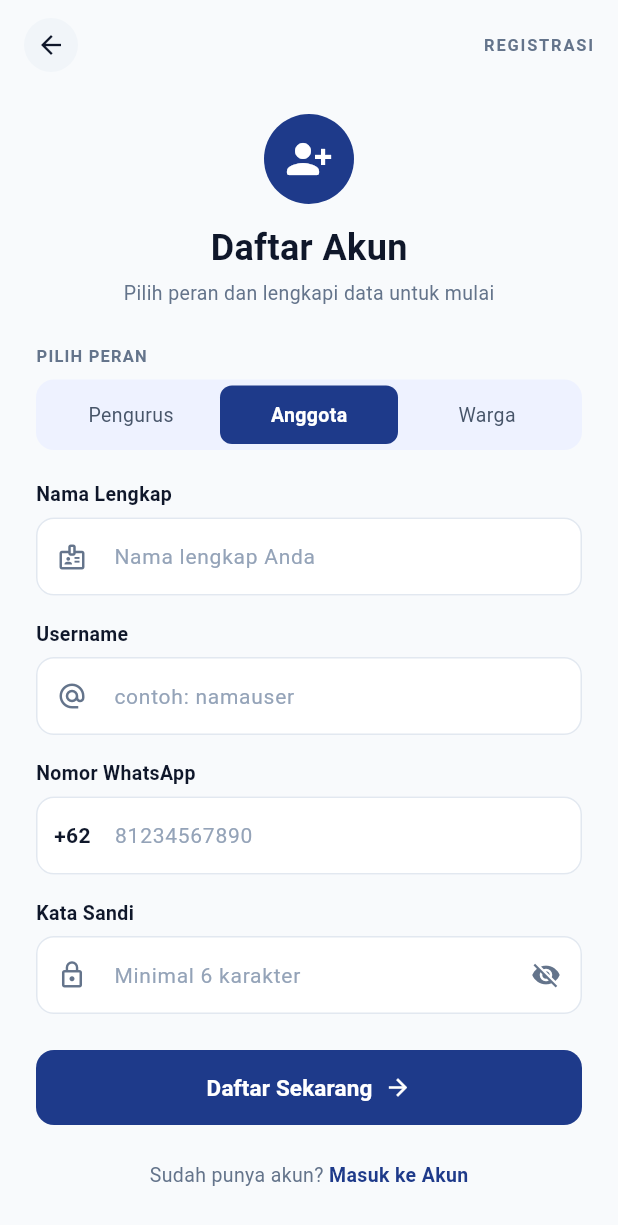
After one commit to kelompok4-KH002/KarangKita, a Flutter app: the screen it shows after launch, after a tap on "Daftar Akun", on a phone screen of 412 x 824 dp. The commit adds this screen. Shown: the top 1225 px of the screen. Run offline on Flutter 3.47's test engine with Material 3 defaults, Android fonts, the phone set to English and light mode, and no system bars; our stand-ins replace image_picker.

Commit message:
slicing High-Fidelity UI registrasi akun dan login

```diff
--- a/lib/autentikasi/autentikasi.dart
+++ b/lib/autentikasi/autentikasi.dart
@@ -1,5 +1,6 @@
 // Penghubung Modul Autentikasi & Pengaturan Role
 export 'halaman/halaman_login.dart';
+export 'halaman/halaman_registrasi.dart';
 export 'halaman/halaman_logout.dart';
 export 'layanan/pengalihan_role.dart';
 export 'komponen/komponen_autentikasi.dart';
--- a/lib/autentikasi/halaman/halaman_login.dart
+++ b/lib/autentikasi/halaman/halaman_login.dart
@@ -1,9 +1,10 @@
 import 'package:flutter/material.dart';
 import '../komponen/komponen_autentikasi.dart';
 import '../layanan/pengalihan_role.dart';
+import 'halaman_registrasi.dart';
 import '../../kegiatan/admin/halaman/halaman_beranda_admin.dart';
 
-// Halaman Login utama aplikasi
+// Halaman Login utama aplikasi (High-Fidelity)
 class HalamanLogin extends StatefulWidget {
   const HalamanLogin({super.key});
 
@@ -65,7 +66,10 @@ class _HalamanLoginState extends State<HalamanLogin> {
 
   @override
   Widget build(BuildContext context) {
+    const primaryColor = Color(0xFF1E3A8A); // Tema biru tua seragam Figma
+
     return Scaffold(
+      backgroundColor: const Color(0xFFF8FAFC),
       body: SafeArea(
         child: Center(
           child: SingleChildScrollView(
@@ -146,6 +150,34 @@ class _HalamanLoginState extends State<HalamanLogin> {
                     onPressed: _prosesLogin,
                     isLoading: _isLoading,
                   ),
+                  const SizedBox(height: 24),
+
+                  // Footer Link ke Registrasi
+                  Row(
+                    mainAxisAlignment: MainAxisAlignment.center,
+                    children: [
+                      const Text(
+                        'Belum punya akun? ',
+                        style: TextStyle(fontSize: 13, color: Color(0xFF64748B)),
+                      ),
+                      GestureDetector(
+                        onTap: () {
+                          Navigator.push(
+                            context,
+                            MaterialPageRoute(builder: (context) => const HalamanRegistrasi()),
+                          );
+                        },
+                        child: const Text(
+                          'Daftar Akun',
+                          style: TextStyle(
+                            fontSize: 13,
+                            fontWeight: FontWeight.bold,
+                            color: primaryColor,
+                          ),
+                        ),
+                      ),
+                    ],
+                  ),
                 ],
               ),
             ),
--- /dev/null
+++ b/lib/autentikasi/halaman/halaman_registrasi.dart
@@ -0,0 +1,381 @@
+import 'package:flutter/material.dart';
+import 'halaman_login.dart';
+
+// Halaman Registrasi Akun Terpadu (Slicing High-Fidelity Figma)
+class HalamanRegistrasi extends StatefulWidget {
+  const HalamanRegistrasi({super.key});
+
+  @override
+  State<HalamanRegistrasi> createState() => _HalamanRegistrasiState();
+}
+
+class _HalamanRegistrasiState extends State<HalamanRegistrasi> {
+  final _formKey = GlobalKey<FormState>();
+
+  // Role pilihan default: Anggota
+  String _peranTerpilih = 'Anggota';
+
+  // Controller input form
+  final _namaController = TextEditingController();
+  final _usernameController = TextEditingController();
+  final _whatsappController = TextEditingController();
+  final _passwordController = TextEditingController();
+
+  bool _isPasswordVisible = false;
+
+  @override
+  void dispose() {
+    _namaController.dispose();
+    _usernameController.dispose();
+    _whatsappController.dispose();
+    _passwordController.dispose();
+    super.dispose();
+  }
+
+  // Fungsi submit pendaftaran
+  void _prosesDaftar() {
+    if (_formKey.currentState!.validate()) {
+      ScaffoldMessenger.of(context).showSnackBar(
+        SnackBar(
+          content: Text('Pendaftaran akun $_peranTerpilih berhasil! Silakan login.'),
+          backgroundColor: const Color(0xFF1E3A8A),
+        ),
+      );
+      // Kembali ke halaman login setelah daftar
+      Navigator.pushReplacement(
+        context,
+        MaterialPageRoute(builder: (context) => const HalamanLogin()),
+      );
+    }
+  }
+
+  @override
+  Widget build(BuildContext context) {
+    const primaryColor = Color(0xFF1E3A8A); // Warna biru tua utama Figma
+
+    return Scaffold(
+      backgroundColor: const Color(0xFFF8FAFC),
+      body: SafeArea(
+        child: Column(
+          children: [
+            // Top Bar
+            Padding(
+              padding: const EdgeInsets.symmetric(horizontal: 16.0, vertical: 12.0),
+              child: Row(
+                mainAxisAlignment: MainAxisAlignment.spaceBetween,
+                children: [
+                  // Tombol Back
+                  InkWell(
+                    onTap: () => Navigator.pop(context),
+                    borderRadius: BorderRadius.circular(20),
+                    child: Container(
+                      padding: const EdgeInsets.all(8),
+                      decoration: const BoxDecoration(
+                        color: Color(0xFFF1F5F9),
+                        shape: BoxShape.circle,
+                      ),
+                      child: const Icon(Icons.arrow_back, size: 20, color: Color(0xFF0F172A)),
+                    ),
+                  ),
+                  const Text(
+                    'REGISTRASI',
+                    style: TextStyle(
+                      fontSize: 11,
+                      fontWeight: FontWeight.bold,
+                      color: Color(0xFF64748B),
+                      letterSpacing: 1.2,
+                    ),
+                  ),
+                ],
+              ),
+            ),
+
+            // Form Scrollable Body
+            Expanded(
+              child: SingleChildScrollView(
+                padding: const EdgeInsets.symmetric(horizontal: 24.0, vertical: 8.0),
+                child: Form(
+                  key: _formKey,
+                  child: Column(
+                    crossAxisAlignment: CrossAxisAlignment.center,
+                    children: [
+                      const SizedBox(height: 8),
+
+                      // Icon Header
+                      Container(
+                        padding: const EdgeInsets.all(14),
+                        decoration: const BoxDecoration(
+                          color: primaryColor,
+                          shape: BoxShape.circle,
+                        ),
+                        child: const Icon(
+                          Icons.person_add_alt_1_rounded,
+                          size: 32,
+                          color: Colors.white,
+                        ),
+                      ),
+                      const SizedBox(height: 12),
+
+                      // Judul & Subtitle
+                      const Text(
+                        'Daftar Akun',
+                        style: TextStyle(
+                          fontSize: 24,
+                          fontWeight: FontWeight.bold,
+                          color: Color(0xFF0F172A),
+                        ),
+                      ),
+                      const SizedBox(height: 4),
+                      const Text(
+                        'Pilih peran dan lengkapi data untuk mulai',
+                        style: TextStyle(
+                          fontSize: 13,
+                          color: Color(0xFF64748B),
+                        ),
+                      ),
+                      const SizedBox(height: 24),
+
+                      // Segmented Selector Pilih Peran
+                      Column(
+                        crossAxisAlignment: CrossAxisAlignment.start,
+                        children: [
+                          const Text(
+                            'PILIH PERAN',
+                            style: TextStyle(
+                              fontSize: 11,
+                              fontWeight: FontWeight.bold,
+                              color: Color(0xFF64748B),
+                              letterSpacing: 0.8,
+                            ),
+                          ),
+                          const SizedBox(height: 8),
+
+                          Container(
+                            padding: const EdgeInsets.all(4),
+                            decoration: BoxDecoration(
+                              color: const Color(0xFFEEF2FF),
+                              borderRadius: BorderRadius.circular(12),
+                            ),
+                            child: Row(
+                              children: ['Pengurus', 'Anggota', 'Warga'].map((peran) {
+                                final isSelected = _peranTerpilih == peran;
+                                return Expanded(
+                                  child: GestureDetector(
+                                    onTap: () {
+                                      setState(() {
+                                        _peranTerpilih = peran;
+                                      });
+                                    },
+                                    child: Container(
+                                      padding: const EdgeInsets.symmetric(vertical: 10),
+                                      decoration: BoxDecoration(
+                                        color: isSelected ? primaryColor : Colors.transparent,
+                                        borderRadius: BorderRadius.circular(8),
+                                      ),
+                                      child: Center(
+                                        child: Text(
+                                          peran,
+                                          style: TextStyle(
+                                            fontSize: 13,
+                                            fontWeight: isSelected ? FontWeight.bold : FontWeight.normal,
+                                            color: isSelected ? Colors.white : const Color(0xFF475569),
+                                          ),
+                                        ),
+                                      ),
+                                    ),
+                                  ),
+                                );
+                              }).toList(),
+                            ),
+                          ),
+                        ],
+                      ),
+                      const SizedBox(height: 20),
+
+                      // Form Input Nama Lengkap
+                      _buildInputLabel('Nama Lengkap'),
+                      TextFormField(
+                        controller: _namaController,
+                        decoration: _buildInputDecoration(
+                          hintText: 'Nama lengkap Anda',
+                          prefixIcon: Icons.badge_outlined,
+                        ),
+                        validator: (val) => val == null || val.trim().isEmpty ? 'Nama lengkap wajib diisi' : null,
+                      ),
+                      const SizedBox(height: 16),
+
+                      // Form Input Username
+                      _buildInputLabel('Username'),
+                      TextFormField(
+                        controller: _usernameController,
+                        decoration: _buildInputDecoration(
+                          hintText: 'contoh: namauser',
+                          prefixIcon: Icons.alternate_email,
+                        ),
+                        validator: (val) => val == null || val.trim().isEmpty ? 'Username wajib diisi' : null,
+                      ),
+                      const SizedBox(height: 16),
+
+                      // Form Input Nomor WhatsApp
+                      _buildInputLabel('Nomor WhatsApp'),
+                      TextFormField(
+                        controller: _whatsappController,
+                        keyboardType: TextInputType.phone,
+                        decoration: _buildInputDecoration(
+                          hintText: '81234567890',
+                          prefixWidget: Container(
+                            padding: const EdgeInsets.symmetric(horizontal: 12, vertical: 14),
+                            child: const Text(
+                              '+62',
+                              style: TextStyle(fontWeight: FontWeight.bold, color: Color(0xFF0F172A)),
+                            ),
+                          ),
+                        ),
+                        validator: (val) => val == null || val.trim().isEmpty ? 'Nomor WhatsApp wajib diisi' : null,
+                      ),
+                      const SizedBox(height: 16),
+
+                      // Form Input Kata Sandi
+                      _buildInputLabel('Kata Sandi'),
+                      TextFormField(
+                        controller: _passwordController,
+                        obscureText: !_isPasswordVisible,
+                        decoration: _buildInputDecoration(
+                          hintText: 'Minimal 6 karakter',
+                          prefixIcon: Icons.lock_outline,
+                          suffixIcon: IconButton(
+                            icon: Icon(
+                              _isPasswordVisible ? Icons.visibility : Icons.visibility_off,
+                              color: const Color(0xFF64748B),
+                              size: 20,
+                            ),
+                            onPressed: () {
+                              setState(() {
+                                _isPasswordVisible = !_isPasswordVisible;
+                              });
+                            },
+                          ),
+                        ),
+                        validator: (val) {
+                          if (val == null || val.trim().isEmpty) return 'Kata sandi wajib diisi';
+                          if (val.trim().length < 6) return 'Kata sandi minimal 6 karakter';
+                          return null;
+                        },
+                      ),
+                      const SizedBox(height: 24),
+
+                      // Tombol Submit
+                      SizedBox(
+                        width: double.infinity,
+                        height: 50,
+                        child: ElevatedButton(
+                          onPressed: _prosesDaftar,
+                          style: ElevatedButton.styleFrom(
+                            backgroundColor: primaryColor,
+                            foregroundColor: Colors.white,
+                            shape: RoundedRectangleBorder(
+                              borderRadius: BorderRadius.circular(12),
+                            ),
+                            elevation: 0,
+                          ),
+                          child: const Row(
+                            mainAxisAlignment: MainAxisAlignment.center,
+                            children: [
+                              Text(
+                                'Daftar Sekarang',
+                                style: TextStyle(fontSize: 15, fontWeight: FontWeight.bold),
+                              ),
+                              SizedBox(width: 8),
+                              Icon(Icons.arrow_forward, size: 18),
+                            ],
+                          ),
+                        ),
+                      ),
+                      const SizedBox(height: 24),
+
+                      // Footer Link ke Login
+                      Row(
+                        mainAxisAlignment: MainAxisAlignment.center,
+                        children: [
+                          const Text(
+                            'Sudah punya akun? ',
+                            style: TextStyle(fontSize: 13, color: Color(0xFF64748B)),
+                          ),
+                          GestureDetector(
+                            onTap: () {
+                              Navigator.pushReplacement(
+                                context,
+                                MaterialPageRoute(builder: (context) => const HalamanLogin()),
+                              );
+                            },
+                            child: const Text(
+                              'Masuk ke Akun',
+                              style: TextStyle(
+                                fontSize: 13,
+                                fontWeight: FontWeight.bold,
+                                color: primaryColor,
+                              ),
+                            ),
+                          ),
+                        ],
+                      ),
+                      const SizedBox(height: 16),
+                    ],
+                  ),
+                ),
+              ),
+            ),
+          ],
+        ),
+      ),
+    );
+  }
+
+  // Label form input
+  static Widget _buildInputLabel(String label) {
+    return Align(
+      alignment: Alignment.centerLeft,
+      child: Padding(
+        padding: const EdgeInsets.only(bottom: 6.0),
+        child: Text(
+          label,
+          style: const TextStyle(
+            fontSize: 13,
+            fontWeight: FontWeight.bold,
+            color: Color(0xFF0F172A),
+          ),
+        ),
+      ),
+    );
+  }
+
+  // Style input field sesuai mockup
+  static InputDecoration _buildInputDecoration({
+    required String hintText,
+    IconData? prefixIcon,
+    Widget? prefixWidget,
+    Widget? suffixIcon,
+  }) {
+    return InputDecoration(
+      hintText: hintText,
+      hintStyle: const TextStyle(color: Color(0xFF94A3B8), fontSize: 14),
+      prefixIcon: prefixWidget ?? (prefixIcon != null ? Icon(prefixIcon, color: const Color(0xFF64748B), size: 20) : null),
+      suffixIcon: suffixIcon,
+      filled: true,
+      fillColor: Colors.white,
+      contentPadding: const EdgeInsets.symmetric(horizontal: 16, vertical: 14),
+      border: OutlineInputBorder(
+        borderRadius: BorderRadius.circular(12),
+        borderSide: const BorderSide(color: Color(0xFFE2E8F0)),
+      ),
+      enabledBorder: OutlineInputBorder(
+        borderRadius: BorderRadius.circular(12),
+        borderSide: const BorderSide(color: Color(0xFFE2E8F0)),
+      ),
+      focusedBorder: OutlineInputBorder(
+        borderRadius: BorderRadius.circular(12),
+        borderSide: const BorderSide(color: Color(0xFF1E3A8A), width: 1.5),
+      ),
+    );
+  }
+}
--- a/lib/jadwal/admin/komponen/komponen_jadwal_admin.dart
+++ b/lib/jadwal/admin/komponen/komponen_jadwal_admin.dart
@@ -19,7 +19,7 @@ class ModelJadwalAdmin {
   });
 }
 
-// Data awal contoh jadwal admin
+// Data awal contoh
 final List<ModelJadwalAdmin> dataJadwalAdminAwal = [
   ModelJadwalAdmin(
     id: 'J1',
```
